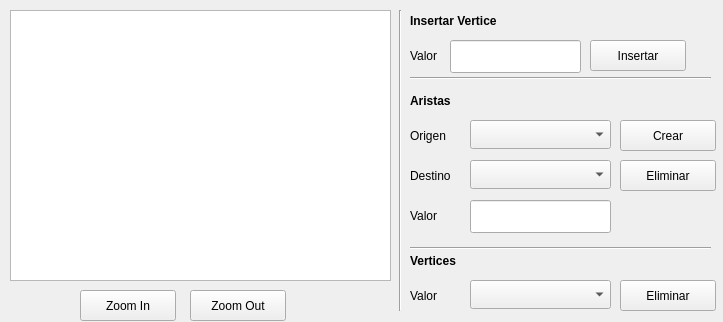
First picture: the form in GrafoForm.ui, repository rNexeR/Estructura-Proyecto2, before the edit.
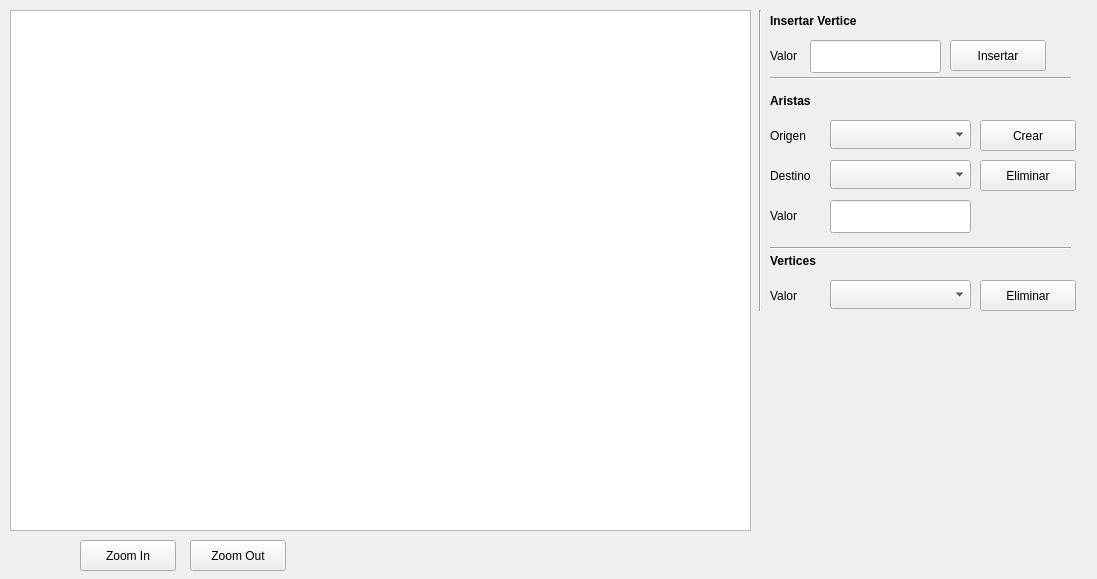
Second picture: the form after the edit.

Patch:
```diff
--- a/GrafoForm.ui
+++ b/GrafoForm.ui
@@ -6,8 +6,8 @@
    <rect>
     <x>0</x>
     <y>0</y>
-    <width>723</width>
-    <height>322</height>
+    <width>1097</width>
+    <height>579</height>
    </rect>
   </property>
   <property name="windowTitle">
@@ -18,15 +18,15 @@
     <rect>
      <x>10</x>
      <y>10</y>
-     <width>381</width>
-     <height>271</height>
+     <width>741</width>
+     <height>521</height>
     </rect>
    </property>
   </widget>
   <widget class="QLabel" name="label">
    <property name="geometry">
     <rect>
-     <x>410</x>
+     <x>770</x>
      <y>10</y>
      <width>121</width>
      <height>21</height>
@@ -45,7 +45,7 @@
   <widget class="QLabel" name="label_2">
    <property name="geometry">
     <rect>
-     <x>410</x>
+     <x>770</x>
      <y>40</y>
      <width>41</width>
      <height>31</height>
@@ -58,7 +58,7 @@
   <widget class="QLineEdit" name="txtValor">
    <property name="geometry">
     <rect>
-     <x>450</x>
+     <x>810</x>
      <y>40</y>
      <width>131</width>
      <height>33</height>
@@ -68,7 +68,7 @@
   <widget class="QPushButton" name="insertar">
    <property name="geometry">
     <rect>
-     <x>590</x>
+     <x>950</x>
      <y>40</y>
      <width>96</width>
      <height>31</height>
@@ -81,7 +81,7 @@
   <widget class="QLabel" name="label_3">
    <property name="geometry">
     <rect>
-     <x>410</x>
+     <x>770</x>
      <y>120</y>
      <width>51</width>
      <height>31</height>
@@ -94,7 +94,7 @@
   <widget class="QLabel" name="label_4">
    <property name="geometry">
     <rect>
-     <x>410</x>
+     <x>770</x>
      <y>90</y>
      <width>101</width>
      <height>21</height>
@@ -113,7 +113,7 @@
   <widget class="QComboBox" name="cmbOrigen">
    <property name="geometry">
     <rect>
-     <x>470</x>
+     <x>830</x>
      <y>120</y>
      <width>141</width>
      <height>29</height>
@@ -123,7 +123,7 @@
   <widget class="QLabel" name="label_5">
    <property name="geometry">
     <rect>
-     <x>410</x>
+     <x>770</x>
      <y>160</y>
      <width>51</width>
      <height>31</height>
@@ -136,7 +136,7 @@
   <widget class="QComboBox" name="cmbDestino">
    <property name="geometry">
     <rect>
-     <x>470</x>
+     <x>830</x>
      <y>160</y>
      <width>141</width>
      <height>29</height>
@@ -146,7 +146,7 @@
   <widget class="QPushButton" name="crearArista">
    <property name="geometry">
     <rect>
-     <x>620</x>
+     <x>980</x>
      <y>120</y>
      <width>96</width>
      <height>31</height>
@@ -159,7 +159,7 @@
   <widget class="QPushButton" name="eliminarArista">
    <property name="geometry">
     <rect>
-     <x>620</x>
+     <x>980</x>
      <y>160</y>
      <width>96</width>
      <height>31</height>
@@ -172,7 +172,7 @@
   <widget class="QLabel" name="label_6">
    <property name="geometry">
     <rect>
-     <x>410</x>
+     <x>770</x>
      <y>280</y>
      <width>51</width>
      <height>31</height>
@@ -185,7 +185,7 @@
   <widget class="QComboBox" name="cmbVertice">
    <property name="geometry">
     <rect>
-     <x>470</x>
+     <x>830</x>
      <y>280</y>
      <width>141</width>
      <height>29</height>
@@ -195,7 +195,7 @@
   <widget class="QPushButton" name="eliminarVertice">
    <property name="geometry">
     <rect>
-     <x>620</x>
+     <x>980</x>
      <y>280</y>
      <width>96</width>
      <height>31</height>
@@ -208,7 +208,7 @@
   <widget class="QLabel" name="label_7">
    <property name="geometry">
     <rect>
-     <x>410</x>
+     <x>770</x>
      <y>250</y>
      <width>101</width>
      <height>21</height>
@@ -227,7 +227,7 @@
   <widget class="Line" name="line">
    <property name="geometry">
     <rect>
-     <x>390</x>
+     <x>750</x>
      <y>10</y>
      <width>20</width>
      <height>301</height>
@@ -240,7 +240,7 @@
   <widget class="Line" name="line_2">
    <property name="geometry">
     <rect>
-     <x>410</x>
+     <x>770</x>
      <y>70</y>
      <width>301</width>
      <height>16</height>
@@ -253,7 +253,7 @@
   <widget class="Line" name="line_3">
    <property name="geometry">
     <rect>
-     <x>410</x>
+     <x>770</x>
      <y>240</y>
      <width>301</width>
      <height>16</height>
@@ -267,7 +267,7 @@
    <property name="geometry">
     <rect>
      <x>80</x>
-     <y>290</y>
+     <y>540</y>
      <width>96</width>
      <height>31</height>
     </rect>
@@ -280,7 +280,7 @@
    <property name="geometry">
     <rect>
      <x>190</x>
-     <y>290</y>
+     <y>540</y>
      <width>96</width>
      <height>31</height>
     </rect>
@@ -292,7 +292,7 @@
   <widget class="QLineEdit" name="txtArista">
    <property name="geometry">
     <rect>
-     <x>470</x>
+     <x>830</x>
      <y>200</y>
      <width>141</width>
      <height>33</height>
@@ -302,7 +302,7 @@
   <widget class="QLabel" name="label_8">
    <property name="geometry">
     <rect>
-     <x>410</x>
+     <x>770</x>
      <y>200</y>
      <width>61</width>
      <height>31</height>
```
Left out of the diff: 3 changed lines with no effect on the pictures.
